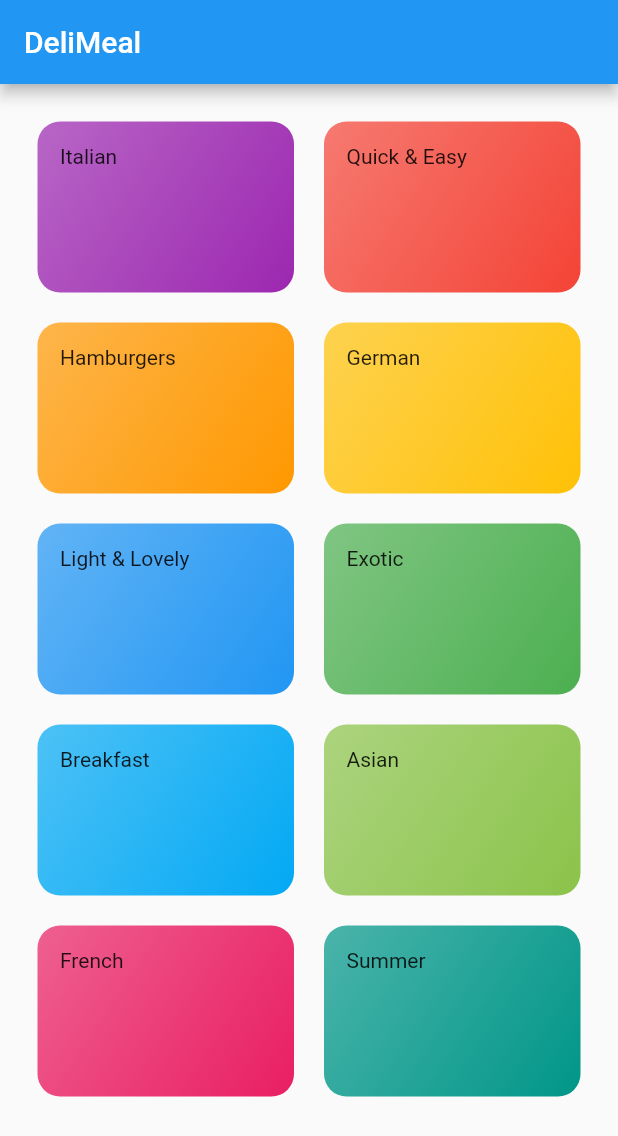
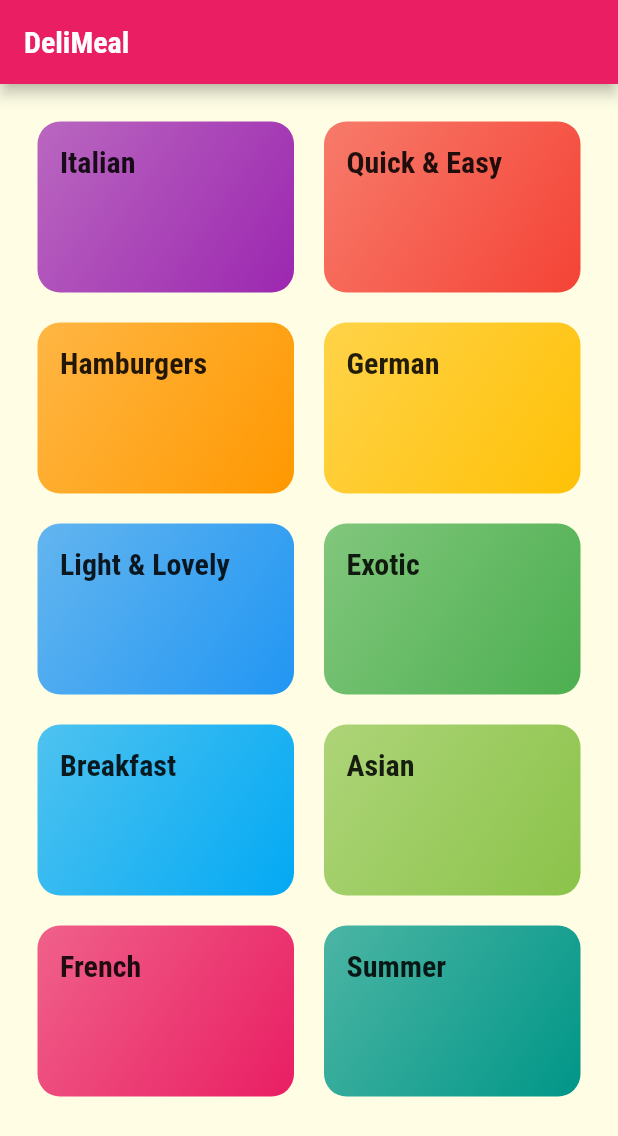
Before and after one commit to Alldden/flutter_complete_guide3, a Flutter app: the screen it shows after launch, on a phone screen of 412 x 824 dp. Shown: the top 1136 px of the screen. Run offline on Flutter 3.47's test engine with Material 2 defaults, Android fonts, the phone set to English and light mode, and no system bars.

Commit message:
Styling & Theming

```diff
--- a/lib/category_item.dart
+++ b/lib/category_item.dart
@@ -9,7 +9,10 @@ class CategoryItem extends StatelessWidget {
   Widget build(BuildContext context) {
     return Container(
       padding: const EdgeInsets.all(15),
-      child: Text(title),
+      child: Text(
+        title,
+        style: Theme.of(context).textTheme.headline6,
+      ),
       decoration: BoxDecoration(
           gradient: LinearGradient(
             colors: [
--- a/lib/main.dart
+++ b/lib/main.dart
@@ -9,8 +9,22 @@ class MyApp extends StatelessWidget {
     return MaterialApp(
       title: 'DeliMeals',
       theme: ThemeData(
-        primarySwatch: Colors.blue,
-      ),
+          primarySwatch: Colors.pink,
+          accentColor: Colors.amber,
+          canvasColor: Color.fromRGBO(255, 254, 229, 1),
+          fontFamily: 'Raleway',
+          textTheme: ThemeData.light().textTheme.copyWith(
+                bodyText1: TextStyle(
+                  color: Color.fromRGBO(20, 51, 51, 1),
+                ),
+                bodyText2: TextStyle(
+                  color: Color.fromRGBO(20, 51, 51, 1),
+                ),
+                headline6: TextStyle(
+                    fontFamily: 'RobotoCondensed',
+                    fontSize: 20,
+                    fontWeight: FontWeight.bold),
+              )),
       home: CategoriesScreen(),
     );
   }
```
Also changed, not shown: pubspec.yaml (+18 -12 lines).
